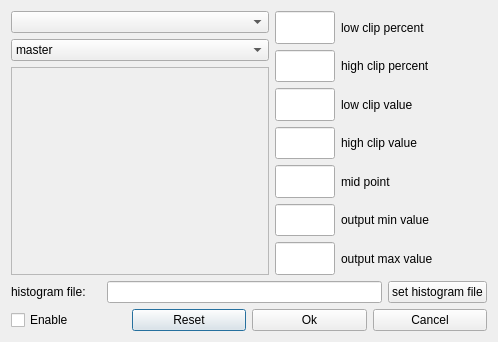
Above: src/ossimGui/ui/HistogramRemapperEditor.ui from ossimlabs/ossim-gui before the change. Below: the same form after it.
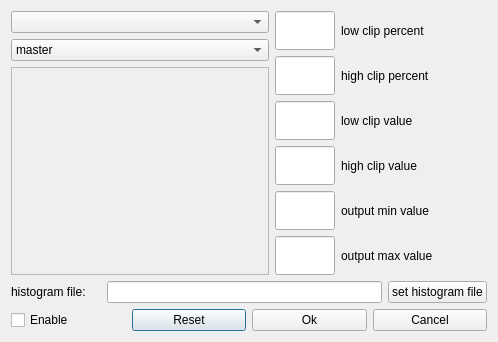
That is the form after the change. Custom widgets are drawn as their Qt base class.

Commit message: Fixed build errors post mods in core. Fixed histogram widget not displaying values correctly.

```diff
--- a/src/ossimGui/ui/HistogramRemapperEditor.ui
+++ b/src/ossimGui/ui/HistogramRemapperEditor.ui
@@ -265,62 +265,7 @@
            </property>
           </widget>
          </item>
-         <item>
-          <spacer name="spacer14_2">
-           <property name="orientation">
-            <enum>Qt::Horizontal</enum>
-           </property>
-           <property name="sizeType">
-            <enum>QSizePolicy::Expanding</enum>
-           </property>
-           <property name="sizeHint" stdset="0">
-            <size>
-             <width>40</width>
-             <height>20</height>
-            </size>
-           </property>
-          </spacer>
-         </item>
-        </layout>
-       </item>
-       <item>
-        <layout class="QHBoxLayout" name="horizontalLayout_6">
-         <item>
-          <widget class="QLineEdit" name="m_midPointLineEdit">
-           <property name="sizePolicy">
-            <sizepolicy hsizetype="MinimumExpanding" vsizetype="Fixed">
-             <horstretch>0</horstretch>
-             <verstretch>0</verstretch>
-            </sizepolicy>
-           </property>
-           <property name="minimumSize">
-            <size>
-             <width>60</width>
-             <height>0</height>
-            </size>
-           </property>
-           <property name="maximumSize">
-            <size>
-             <width>60</width>
-             <height>32767</height>
-            </size>
-           </property>
-           <property name="readOnly">
-            <bool>true</bool>
-           </property>
-          </widget>
-         </item>
-         <item>
-          <widget class="QLabel" name="m_midPointLineEditLabel">
-           <property name="text">
-            <string>mid point</string>
-           </property>
-           <property name="wordWrap">
-            <bool>false</bool>
-           </property>
-          </widget>
-         </item>
-         <item>
+	 <item>
           <spacer name="spacer15_2">
            <property name="orientation">
             <enum>Qt::Horizontal</enum>
```
The commit also changes 2 other files.
